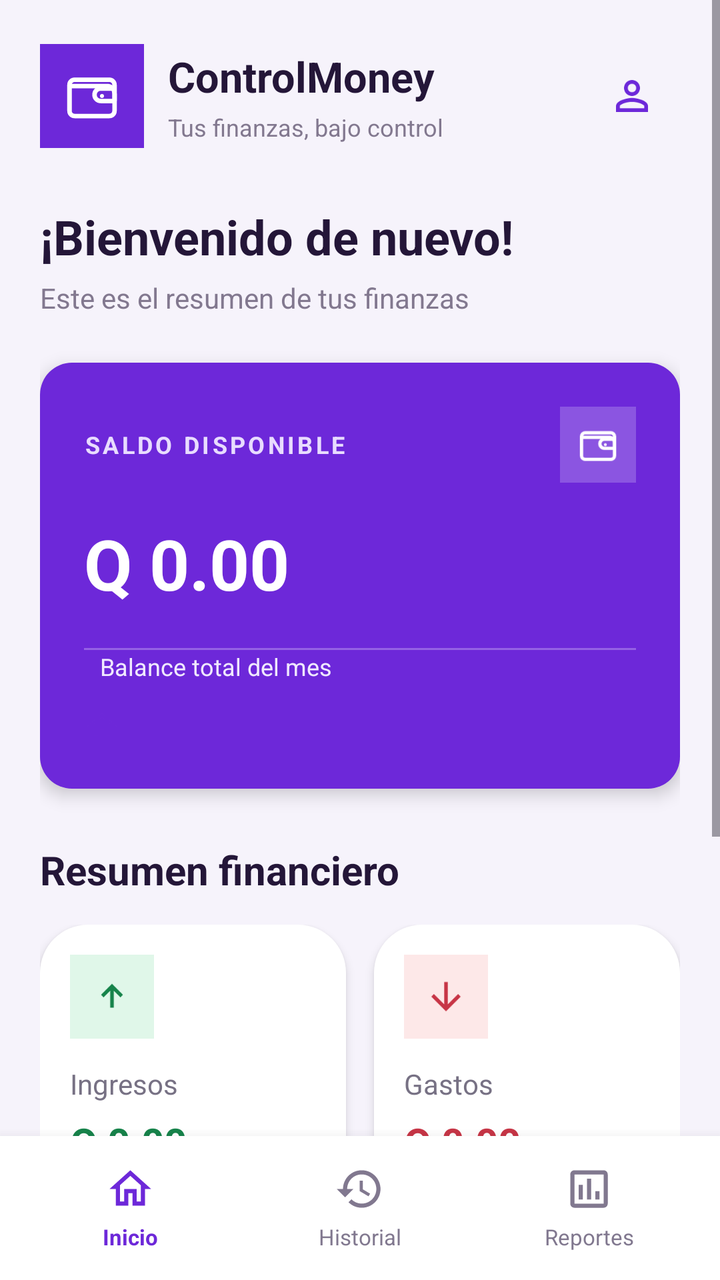
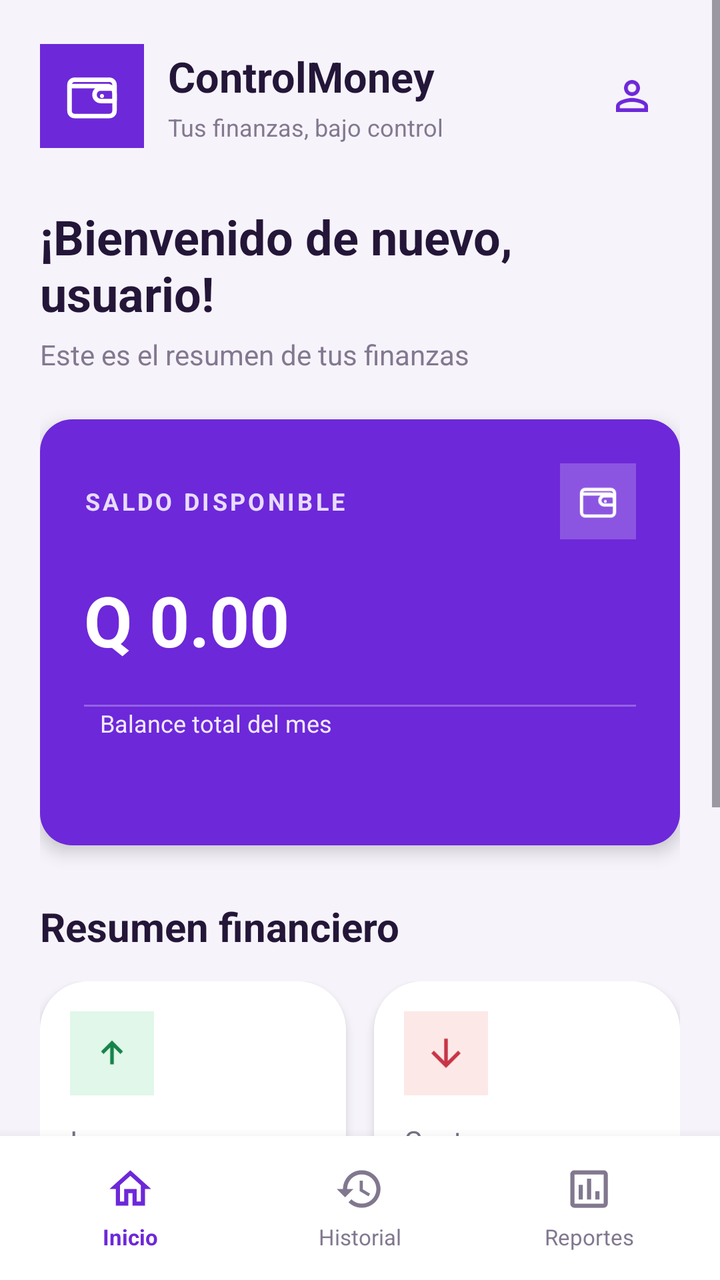

Before-and-after screenshots of an Android layout around one commit, followed by the original layout XML and the change that was made.
<!-- AndroidManifest.xml: application theme Theme.ControlMoney -->
<!-- res/layout/activity_inicio.xml -->
<?xml version="1.0" encoding="utf-8"?>
<LinearLayout xmlns:android="http://schemas.android.com/apk/res/android"
    xmlns:app="http://schemas.android.com/apk/res-auto"
    android:layout_width="match_parent"
    android:layout_height="match_parent"
    android:orientation="vertical"
    android:background="#F6F3FB">

    <ScrollView
        android:layout_width="match_parent"
        android:layout_height="0dp"
        android:layout_weight="1"
        android:fillViewport="true">

        <LinearLayout
            android:layout_width="match_parent"
            android:layout_height="wrap_content"
            android:orientation="vertical"
            android:paddingStart="20dp"
            android:paddingEnd="20dp"
            android:paddingTop="22dp"
            android:paddingBottom="24dp">

            
            <LinearLayout
                android:layout_width="match_parent"
                android:layout_height="wrap_content"
                android:gravity="center_vertical"
                android:orientation="horizontal">

                <ImageView
                    android:layout_width="52dp"
                    android:layout_height="52dp"
                    android:padding="11dp"
                    android:background="#6D28D9"
                    android:src="@drawable/ic_billetera"
                    android:contentDescription="ControlMoney" />

                <LinearLayout
                    android:layout_width="0dp"
                    android:layout_height="wrap_content"
                    android:layout_weight="1"
                    android:orientation="vertical"
                    android:paddingStart="12dp">

                    <TextView
                        android:layout_width="wrap_content"
                        android:layout_height="wrap_content"
                        android:text="ControlMoney"
                        android:textColor="#241638"
                        android:textSize="21sp"
                        android:textStyle="bold" />

                    <TextView
                        android:layout_width="wrap_content"
                        android:layout_height="wrap_content"
                        android:layout_marginTop="3dp"
                        android:text="Tus finanzas, bajo control"
                        android:textColor="#82788F"
                        android:textSize="12sp" />
                </LinearLayout>

                <ImageView
                    android:id="@+id/btnPerfil"
                    android:layout_width="48dp"
                    android:layout_height="48dp"
                    android:padding="12dp"
                    android:src="@drawable/ic_usuario"
                    android:contentDescription="Mi perfil"
                    android:clickable="true"
                    android:focusable="true"
                    app:tint="#6D28D9" />
            </LinearLayout>

            
            <TextView
                android:layout_width="wrap_content"
                android:layout_height="wrap_content"
                android:layout_marginTop="28dp"
                android:text="¡Bienvenido de nuevo!"
                android:textColor="#241638"
                android:textSize="24sp"
                android:textStyle="bold" />

            <TextView
                android:layout_width="wrap_content"
                android:layout_height="wrap_content"
                android:layout_marginTop="5dp"
                android:text="Este es el resumen de tus finanzas"
                android:textColor="#82788F"
                android:textSize="14sp" />

            
            <LinearLayout
                android:layout_width="match_parent"
                android:layout_height="wrap_content"
                android:layout_marginTop="23dp"
                android:orientation="vertical"
                android:padding="22dp"
                android:background="@drawable/fondo_boton_morado"
                android:elevation="5dp">

                <LinearLayout
                    android:layout_width="match_parent"
                    android:layout_height="wrap_content"
                    android:gravity="center_vertical"
                    android:orientation="horizontal">

                    <TextView
                        android:layout_width="0dp"
                        android:layout_height="wrap_content"
                        android:layout_weight="1"
                        android:text="SALDO DISPONIBLE"
                        android:textColor="#E8DCFF"
                        android:textSize="12sp"
                        android:textStyle="bold"
                        android:letterSpacing="0.12" />

                    <ImageView
                        android:layout_width="38dp"
                        android:layout_height="38dp"
                        android:padding="8dp"
                        android:background="#35FFFFFF"
                        android:src="@drawable/ic_billetera"
                        android:contentDescription="Saldo" />
                </LinearLayout>

                <TextView
                    android:id="@+id/tvSaldoDisponible"
                    android:layout_width="match_parent"
                    android:layout_height="wrap_content"
                    android:layout_marginTop="17dp"
                    android:text="Q 0.00"
                    android:textColor="#FFFFFF"
                    android:textSize="35sp"
                    android:textStyle="bold"
                    android:maxLines="1"
                    android:autoSizeTextType="uniform"
                    android:autoSizeMinTextSize="20sp"
                    android:autoSizeMaxTextSize="35sp"
                    android:autoSizeStepGranularity="1sp" />

                <View
                    android:layout_width="match_parent"
                    android:layout_height="1dp"
                    android:layout_marginTop="19dp"
                    android:background="#45FFFFFF" />

                <TextView
                    android:layout_width="wrap_content"
                    android:layout_height="wrap_content"
                    android:layout_marginStart="8dp"
                    android:text="Balance total del mes"
                    android:textColor="#F0E9FF"
                    android:textSize="12sp" />

                <LinearLayout
                    android:layout_width="match_parent"
                    android:layout_height="wrap_content"
                    android:layout_marginTop="13dp"
                    android:gravity="center_vertical"
                    android:orientation="horizontal">

                    <ImageView
                        android:layout_width="18dp"
                        android:layout_height="18dp"
                        android:src="@drawable/ic_inicio"
                        app:tint="#6D28D9"
                        android:contentDescription="Finanzas" />

                </LinearLayout>
            </LinearLayout>

            
            <TextView
                android:layout_width="wrap_content"
                android:layout_height="wrap_content"
                android:layout_marginTop="27dp"
                android:layout_marginBottom="14dp"
                android:text="Resumen financiero"
                android:textColor="#241638"
                android:textSize="20sp"
                android:textStyle="bold" />

            <LinearLayout
                android:layout_width="match_parent"
                android:layout_height="wrap_content"
                android:orientation="horizontal"
                android:baselineAligned="false">

                
                <LinearLayout
                    android:layout_width="0dp"
                    android:layout_height="wrap_content"
                    android:layout_weight="1"
                    android:layout_marginEnd="7dp"
                    android:orientation="vertical"
                    android:padding="15dp"
                    android:background="@drawable/fondo_tarjeta"
                    android:elevation="3dp">

                    <ImageView
                        android:layout_width="42dp"
                        android:layout_height="42dp"
                        android:padding="10dp"
                        android:background="#E0F7E9"
                        android:src="@drawable/ic_ingreso"
                        app:tint="#16834A"
                        android:contentDescription="Ingresos" />

                    <TextView
                        android:layout_width="wrap_content"
                        android:layout_height="wrap_content"
                        android:layout_marginTop="13dp"
                        android:text="Ingresos"
                        android:textColor="#777184"
                        android:textSize="14sp" />

                    <TextView
                        android:id="@+id/tvTotalIngresos"
                        android:layout_width="match_parent"
                        android:layout_height="wrap_content"
                        android:layout_marginTop="6dp"
                        android:text="Q 0.00"
                        android:textColor="#16834A"
                        android:textSize="20sp"
                        android:textStyle="bold"
                        android:maxLines="1"
                        android:autoSizeTextType="uniform"
                        android:autoSizeMinTextSize="12sp"
                        android:autoSizeMaxTextSize="20sp"
                        android:autoSizeStepGranularity="1sp" />

                    <TextView
                        android:layout_width="wrap_content"
                        android:layout_height="wrap_content"
                        android:layout_marginTop="5dp"
                        android:text="Dinero recibido"
                        android:textColor="#9690A3"
                        android:textSize="11sp" />
                </LinearLayout>

                
                <LinearLayout
                    android:layout_width="0dp"
                    android:layout_height="wrap_content"
                    android:layout_weight="1"
                    android:layout_marginStart="7dp"
                    android:orientation="vertical"
                    android:padding="15dp"
                    android:background="@drawable/fondo_tarjeta"
                    android:elevation="3dp">

                    <ImageView
                        android:layout_width="42dp"
                        android:layout_height="42dp"
                        android:padding="10dp"
                        android:background="#FDE8E8"
                        android:src="@drawable/ic_gasto"
                        app:tint="#C73546"
                        android:contentDescription="Gastos" />

                    <TextView
                        android:layout_width="wrap_content"
                        android:layout_height="wrap_content"
                        android:layout_marginTop="13dp"
                        android:text="Gastos"
                        android:textColor="#777184"
                        android:textSize="14sp" />

                    <TextView
                        android:id="@+id/tvTotalGastos"
                        android:layout_width="match_parent"
                        android:layout_height="wrap_content"
                        android:layout_marginTop="6dp"
                        android:text="Q 0.00"
                        android:textColor="#C73546"
                        android:textSize="20sp"
                        android:textStyle="bold"
                        android:maxLines="1"
                        android:autoSizeTextType="uniform"
                        android:autoSizeMinTextSize="12sp"
                        android:autoSizeMaxTextSize="20sp"
                        android:autoSizeStepGranularity="1sp" />

                    <TextView
                        android:layout_width="wrap_content"
                        android:layout_height="wrap_content"
                        android:layout_marginTop="5dp"
                        android:text="Dinero utilizado"
                        android:textColor="#9690A3"
                        android:textSize="11sp" />
                </LinearLayout>
            </LinearLayout>

            
            <TextView
                android:layout_width="wrap_content"
                android:layout_height="wrap_content"
                android:layout_marginTop="28dp"
                android:layout_marginBottom="13dp"
                android:text="Acciones rápidas"
                android:textColor="#241638"
                android:textSize="20sp"
                android:textStyle="bold" />

            <Button
                android:id="@+id/btnRegistrarMovimiento"
                android:layout_width="match_parent"
                android:layout_height="60dp"
                android:background="@drawable/fondo_boton_morado"
                android:drawableStart="@drawable/ic_agregar"
                android:drawablePadding="10dp"
                android:paddingStart="24dp"
                android:paddingEnd="24dp"
                android:gravity="center"
                android:text="Registrar movimiento"
                android:textAllCaps="false"
                android:textColor="#FFFFFF"
                android:textSize="16sp"
                android:textStyle="bold"
                android:elevation="3dp" />

            
            <Button
                android:id="@+id/btnVerMovimientos"
                android:layout_width="match_parent"
                android:layout_height="1dp"
                android:visibility="gone"
                android:text="Ver movimientos" />

            <Button
                android:id="@+id/btnReportes"
                android:layout_width="match_parent"
                android:layout_height="1dp"
                android:visibility="gone"
                android:text="Consultar reportes" />

        </LinearLayout>
    </ScrollView>

    
    <LinearLayout
        android:layout_width="match_parent"
        android:layout_height="72dp"
        android:orientation="horizontal"
        android:gravity="center"
        android:background="#FFFFFF"
        android:elevation="10dp"
        android:paddingStart="8dp"
        android:paddingEnd="8dp">

        <LinearLayout
            android:id="@+id/navInicio"
            android:layout_width="0dp"
            android:layout_height="match_parent"
            android:layout_weight="1"
            android:orientation="vertical"
            android:gravity="center"
            android:clickable="true"
            android:focusable="true"
            android:background="?android:attr/selectableItemBackground"
            android:contentDescription="Inicio">

            <ImageView
                android:layout_width="25dp"
                android:layout_height="25dp"
                android:src="@drawable/ic_inicio"
                app:tint="#6D28D9"
                android:contentDescription="Inicio" />

            <TextView
                android:layout_width="wrap_content"
                android:layout_height="wrap_content"
                android:layout_marginTop="4dp"
                android:text="Inicio"
                android:textColor="#6D28D9"
                android:textSize="11sp"
                android:textStyle="bold" />
        </LinearLayout>

        <LinearLayout
            android:id="@+id/navHistorial"
            android:layout_width="0dp"
            android:layout_height="match_parent"
            android:layout_weight="1"
            android:orientation="vertical"
            android:gravity="center"
            android:clickable="true"
            android:focusable="true"
            android:background="?android:attr/selectableItemBackground"
            android:contentDescription="Historial">

            <ImageView
                android:layout_width="25dp"
                android:layout_height="25dp"
                android:src="@drawable/ic_historial"
                app:tint="#81788F"
                android:contentDescription="Historial" />

            <TextView
                android:layout_width="wrap_content"
                android:layout_height="wrap_content"
                android:layout_marginTop="4dp"
                android:text="Historial"
                android:textColor="#81788F"
                android:textSize="11sp" />
        </LinearLayout>

        <LinearLayout
            android:id="@+id/navReportes"
            android:layout_width="0dp"
            android:layout_height="match_parent"
            android:layout_weight="1"
            android:orientation="vertical"
            android:gravity="center"
            android:clickable="true"
            android:focusable="true"
            android:background="?android:attr/selectableItemBackground"
            android:contentDescription="Reportes">

            <ImageView
                android:layout_width="25dp"
                android:layout_height="25dp"
                android:src="@drawable/ic_reportes"
                app:tint="#81788F"
                android:contentDescription="Reportes" />

            <TextView
                android:layout_width="wrap_content"
                android:layout_height="wrap_content"
                android:layout_marginTop="4dp"
                android:text="Reportes"
                android:textColor="#81788F"
                android:textSize="11sp" />
        </LinearLayout>
    </LinearLayout>

</LinearLayout>
<!-- resources referenced by this layout -->
<resources>
  <!-- drawable fondo_boton_morado (drawable) -->
  <?xml version="1.0" encoding="utf-8"?>
  <shape xmlns:android="http://schemas.android.com/apk/res/android"
      android:shape="rectangle">
  
      <solid android:color="#6D28D9" />
  
      <corners android:radius="16dp" />
  
  </shape>
  <!-- drawable fondo_tarjeta (drawable) -->
  <?xml version="1.0" encoding="utf-8"?>
  <shape xmlns:android="http://schemas.android.com/apk/res/android"
      android:shape="rectangle">
  
      <solid android:color="#FFFFFF" />
  
      <corners android:radius="24dp" />
  
  </shape>
  <!-- drawable ic_agregar (drawable) -->
  <vector xmlns:android="http://schemas.android.com/apk/res/android" android:height="24dp" android:tint="#6D28D9" android:viewportHeight="960" android:viewportWidth="960" android:width="24dp">
        
      <path android:fillColor="@android:color/white" android:pathData="M440,520L200,520L200,440L440,440L440,200L520,200L520,440L760,440L760,520L520,520L520,760L440,760L440,520Z"/>
      
  </vector>
  <!-- drawable ic_gasto (drawable) -->
  <vector xmlns:android="http://schemas.android.com/apk/res/android" android:height="24dp" android:tint="#6D28D9" android:viewportHeight="960" android:viewportWidth="960" android:width="24dp">
        
      <path android:fillColor="@android:color/white" android:pathData="M440,160L440,647L216,423L160,480L480,800L800,480L744,423L520,647L520,160L440,160Z"/>
      
  </vector>
  <!-- drawable ic_historial (drawable) -->
  <vector xmlns:android="http://schemas.android.com/apk/res/android" android:height="24dp" android:tint="#6D28D9" android:viewportHeight="24" android:viewportWidth="24" android:width="24dp">
        
      <path android:fillColor="@android:color/white" android:pathData="M13,3c-4.97,0 -9,4.03 -9,9L1,12l3.89,3.89 0.07,0.14L9,12L6,12c0,-3.87 3.13,-7 7,-7s7,3.13 7,7 -3.13,7 -7,7c-1.93,0 -3.68,-0.79 -4.94,-2.06l-1.42,1.42C8.27,19.99 10.51,21 13,21c4.97,0 9,-4.03 9,-9s-4.03,-9 -9,-9zM12,8v5l4.25,2.52 0.77,-1.28 -3.52,-2.09L13.5,8z"/>
      
  </vector>
  <!-- drawable ic_ingreso (drawable) -->
  <vector xmlns:android="http://schemas.android.com/apk/res/android" android:height="24dp" android:tint="#6D28D9" android:viewportHeight="960" android:viewportWidth="960" android:width="24dp">
        
      <path android:fillColor="@android:color/white" android:pathData="M440,720L440,352L296,496L240,440L480,200L720,440L664,496L520,352L520,720L440,720Z"/>
      
  </vector>
  <!-- drawable ic_inicio (drawable) -->
  <vector xmlns:android="http://schemas.android.com/apk/res/android" android:height="24dp" android:tint="#6D28D9" android:viewportHeight="24" android:viewportWidth="24" android:width="24dp">
        
      <path android:fillColor="@android:color/white" android:pathData="M12,5.69l5,4.5V18h-2v-6H9v6H7v-7.81l5,-4.5M12,3L2,12h3v8h6v-6h2v6h6v-8h3L12,3z"/>
      
  </vector>
  <!-- drawable ic_reportes (drawable) -->
  <vector xmlns:android="http://schemas.android.com/apk/res/android" android:height="24dp" android:tint="#6D28D9" android:viewportHeight="24" android:viewportWidth="24" android:width="24dp">
        
      <path android:fillColor="@android:color/white" android:pathData="M19,3L5,3c-1.1,0 -2,0.9 -2,2v14c0,1.1 0.9,2 2,2h14c1.1,0 2,-0.9 2,-2L21,5c0,-1.1 -0.9,-2 -2,-2zM19,19L5,19L5,5h14v14zM7,10h2v7L7,17zM11,7h2v10h-2zM15,13h2v4h-2z"/>
      
  </vector>
  <style name="Theme.ControlMoney" parent="Base.Theme.ControlMoney" />
  <style name="Base.Theme.ControlMoney" parent="Theme.Material3.DayNight.NoActionBar">
          
          
      </style>
  <!-- unchanged entries left out for length: 2 -->
</resources>

<!-- the commit's change to res/layout/activity_inicio.xml (unified diff, before → after) -->
@@ -77,7 +77,7 @@
                 android:layout_width="wrap_content"
                 android:layout_height="wrap_content"
                 android:layout_marginTop="28dp"
-                android:text="¡Bienvenido de nuevo!"
+                android:text="¡Bienvenido de nuevo, usuario!"
                 android:textColor="#241638"
                 android:textSize="24sp"
                 android:textStyle="bold" />
